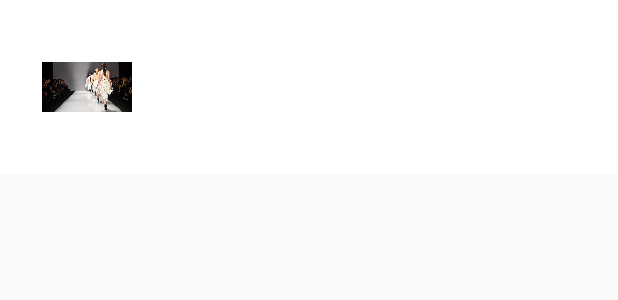
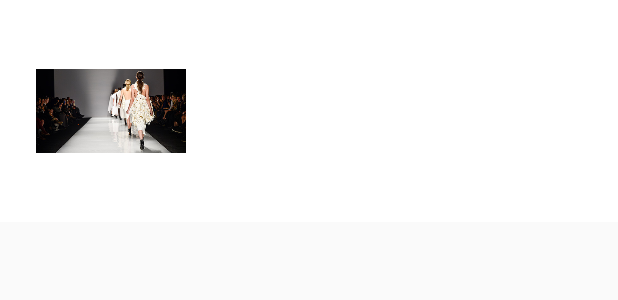
Before and after one commit to IsabelPalomar/android-news-app, an Android app: the layout news_row.xml on its own in the app's theme, with its tools: preview values and no code run, on a phone screen of 412 x 824 dp. Shown: the top 300 px of the screen. Run offline under Robolectric (Android 15) with nearby library versions, the phone set to English and light mode, and no system bars.

Commit message:
Set image content and layouts correctly

```diff
--- a/app/src/main/AndroidManifest.xml
+++ b/app/src/main/AndroidManifest.xml
@@ -11,7 +11,7 @@
         android:label="@string/app_name"
         android:supportsRtl="true"
         android:theme="@style/Theme.AppCompat.Light.DarkActionBar">
-        <activity android:name=".NewsActivity">
+        <activity android:name=".activities.NewsActivity">
             <intent-filter>
                 <action android:name="android.intent.action.MAIN" />
 
--- a/app/src/main/java/android/example/com/newsapp/adapters/NewsAdapter.java
+++ b/app/src/main/java/android/example/com/newsapp/adapters/NewsAdapter.java
@@ -51,7 +51,7 @@ public class NewsAdapter extends ArrayAdapter<News> {
         viewHolder.tvTitle.setText(news.getTitle());
         viewHolder.tvContent.setText(news.getContentSnippet());
 
-        //Picasso.with(getContext()).load(Uri.parse(news.getImageUrl())).error(R.drawable.app_img_default).into(viewHolder.ivImage);
+        Picasso.with(getContext()).load(Uri.parse(news.getImageUrl())).error(R.drawable.app_img_default).into(viewHolder.ivImage);
         return convertView;
     }
 
--- a/app/src/main/res/layout/activity_news.xml
+++ b/app/src/main/res/layout/activity_news.xml
@@ -6,7 +6,7 @@
     android:layout_height="match_parent"
     android:orientation="vertical"
     android:fitsSystemWindows="true"
-    tools:context=".NewsActivity">
+    tools:context=".activities.NewsActivity">
 
     <ProgressBar
         android:id="@+id/progress_bar"
--- a/app/src/main/res/layout/news_row.xml
+++ b/app/src/main/res/layout/news_row.xml
@@ -4,21 +4,20 @@
     android:layout_height="wrap_content"
     android:orientation="vertical"
     android:background="@android:color/white"
-    android:padding="12dp"
-    >
+    android:padding="@dimen/activity_xsmall_margin">
 
     <ImageView
         android:id="@+id/ivNewsImage"
         android:layout_width="@dimen/image_size"
         android:layout_height="@dimen/image_size"
         android:src="@drawable/app_img_default"
-        android:layout_margin="@dimen/activity_default_margin" />
+        android:layout_margin="@dimen/activity_small_margin" />
 
     <TextView
         android:id="@+id/tvTitle"
         android:layout_width="wrap_content"
         android:layout_height="wrap_content"
-        android:layout_margin="@dimen/activity_small_margin"
+        android:layout_marginTop="@dimen/activity_small_margin"
         android:layout_toRightOf="@+id/ivNewsImage"
         android:textAppearance="?android:textAppearanceMedium" />
 
@@ -27,7 +26,6 @@
         android:layout_width="wrap_content"
         android:layout_height="wrap_content"
         android:layout_below="@+id/tvTitle"
-        android:layout_marginLeft="@dimen/activity_small_margin"
         android:layout_toRightOf="@+id/ivNewsImage"
         android:textAppearance="?android:textAppearanceSmall" />
 </RelativeLayout>
--- a/app/src/main/res/values/dimens.xml
+++ b/app/src/main/res/values/dimens.xml
@@ -3,7 +3,7 @@
     <dimen name="activity_default_margin">16dp</dimen>
     <dimen name="activity_horizontal_margin">16dp</dimen>
     <dimen name="activity_vertical_margin">16dp</dimen>
-
+    <dimen name="activity_xsmall_margin">8dp</dimen>
     <dimen name="activity_small_margin">16dp</dimen>
-    <dimen name="image_size">60dp</dimen>
+    <dimen name="image_size">100dp</dimen>
 </resources>
```
Also changed, not shown: app/src/main/java/android/example/com/newsapp/activities/NewsActivity.java (renamed from app/src/main/java/android/example/com/newsapp/NewsActivity.java, +7 -17 lines), app/src/main/java/android/example/com/newsapp/models/News.java (+22 -9 lines).
